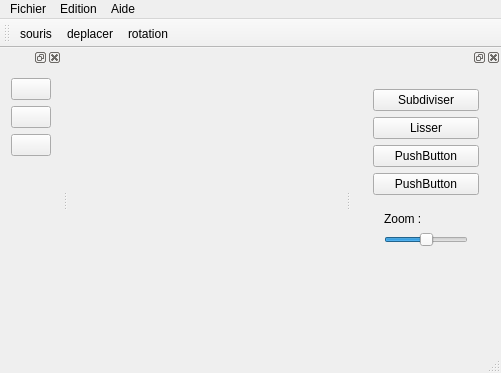
This is src/gui/mainWindow.ui in slvrgauthier/OpenSculpt as Qt 5 draws it before an edit. The edited form follows.
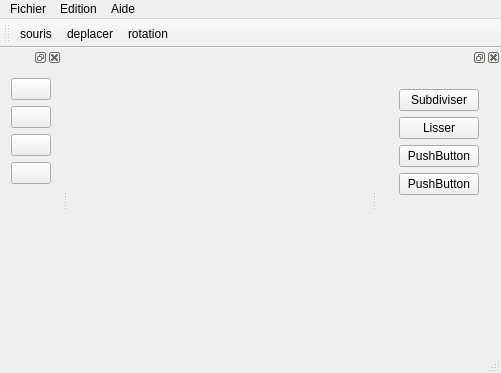
This is the edited form. Icons and pictures are not drawn. Custom widgets are drawn as their Qt base class.

```diff
--- a/src/gui/mainWindow.ui
+++ b/src/gui/mainWindow.ui
@@ -114,29 +114,6 @@
           </property>
          </widget>
         </item>
-        <item>
-         <widget class="QWidget" name="widget" native="true">
-          <layout class="QVBoxLayout" name="verticalLayout_6">
-           <item>
-            <widget class="QLabel" name="sizeObject">
-             <property name="text">
-              <string>Zoom :</string>
-             </property>
-            </widget>
-           </item>
-           <item>
-            <widget class="QSlider" name="horizontalSlider">
-             <property name="sliderPosition">
-              <number>50</number>
-             </property>
-             <property name="orientation">
-              <enum>Qt::Horizontal</enum>
-             </property>
-            </widget>
-           </item>
-          </layout>
-         </widget>
-        </item>
         <item>
          <spacer name="verticalSpacer">
           <property name="orientation">
@@ -193,6 +170,23 @@
         <iconset>
          <normaloff>:/icons/symbole-de-rotation-a-droite_318-9143.jpg</normaloff>:/icons/symbole-de-rotation-a-droite_318-9143.jpg</iconset>
        </property>
+       <property name="checkable">
+        <bool>true</bool>
+       </property>
+      </widget>
+     </item>
+     <item>
+      <widget class="QPushButton" name="zoom">
+       <property name="text">
+        <string/>
+       </property>
+       <property name="icon">
+        <iconset resource="../data/ressources.qrc">
+         <normaloff>:/icons/zoom.png</normaloff>:/icons/zoom.png</iconset>
+       </property>
+       <property name="checkable">
+        <bool>true</bool>
+       </property>
       </widget>
      </item>
      <item>
```
Left out of the diff: 18 changed lines with no effect on the pictures.
